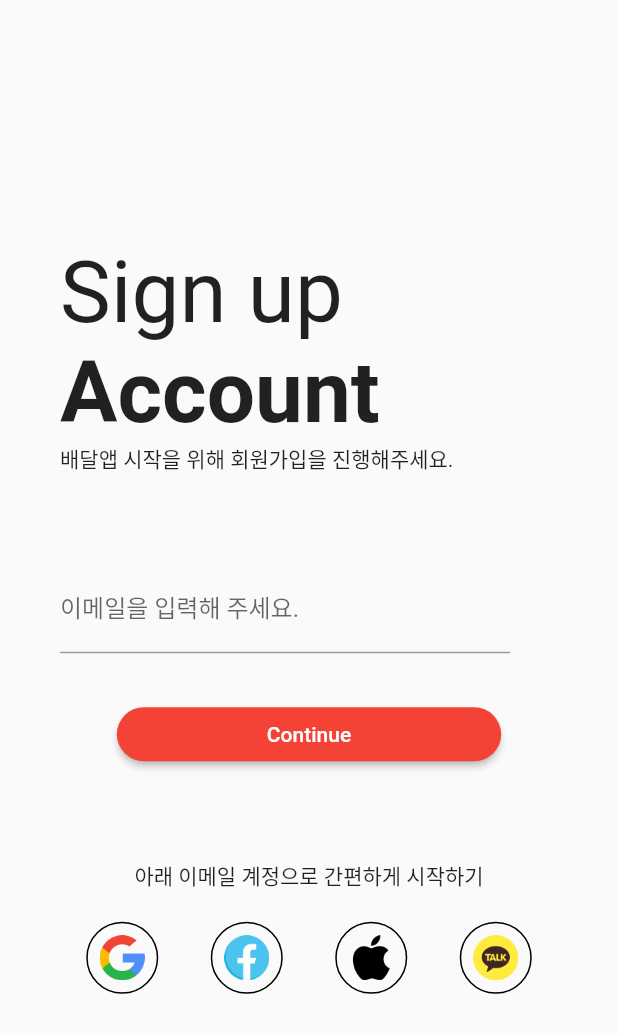
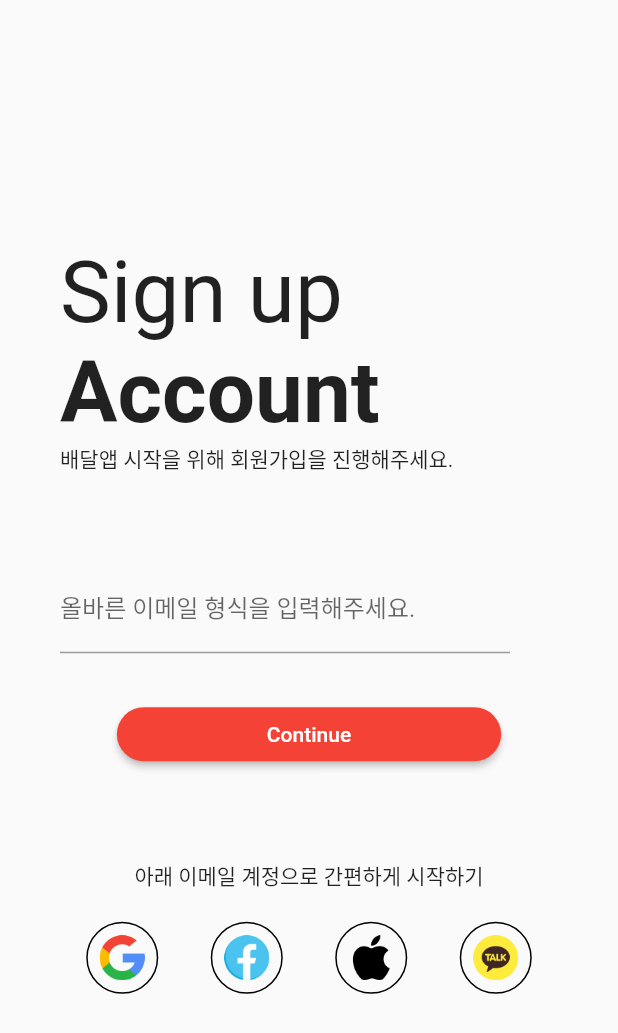
Before and after one commit to gihwan-dev/dnd_order_app-flutter-personal, a Flutter app: the screen it shows after launch, after a tap on "Continue", on a phone screen of 412 x 824 dp. Shown: the top 1033 px of the screen. Run offline on Flutter 3.47's test engine with Material 2 defaults, Android fonts, the phone set to English and light mode, and no system bars; our stand-ins replace dio, flutter_rating_bar, flutter_secure_storage, get, google_maps_flutter; missing offline and left inert: iamport_flutter, kakao_flutter_sdk, kpostal.

Commit message:
로그인 페이지 작업 완료, 점검해봐야함, 회원가입 구현하고 메인페이지에서 유저 인증하는 작업 진행해야함

```diff
--- a/lib/class/class.dart
+++ b/lib/class/class.dart
@@ -81,7 +81,6 @@
   var userDetailAddress = ''.obs;
   var userEmail = ''.obs;
   var userPostCode = ''.obs;
-  var userPassword = ''.obs;
   var token = ''.obs;
   final dio = Dio();
 
@@ -108,10 +107,6 @@
   void setUserPostCode(String enteredPostCode) {
     userPostCode.value = enteredPostCode;
   }
-
-  void setUserPassword(String enteredPassword) {
-    userPassword.value = enteredPassword;
-  }
 }
 
 class CreateUserController extends GetxController {
@@ -122,7 +117,6 @@
   var userEmail = ''.obs;
   var userPostCode = ''.obs;
   var userPassword = ''.obs;
-  var token = ''.obs;
   final dio = Dio();
 
   void setName(String enteredName) {
@@ -154,8 +148,8 @@
   }
 
   void createNewUser() async {
-    final response = await dio.put(
-      'http:localhost:8080/user',
+    final response = await dio.post(
+      'http://192.168.0.2:8000/user',
       data: {
         userName: userName.value,
         userEmail: userEmail.value,
--- a/lib/pages/login_page.dart
+++ b/lib/pages/login_page.dart
@@ -1,9 +1,13 @@
+import 'package:dio/dio.dart';
 import 'package:dnd_order_app/class/class.dart';
+import 'package:dnd_order_app/main.dart';
 import 'package:dnd_order_app/pages/signup_page.dart';
 import 'package:flutter/material.dart';
 import 'package:flutter/src/widgets/framework.dart';
 import 'package:flutter/src/widgets/placeholder.dart';
+import 'package:flutter_secure_storage/flutter_secure_storage.dart';
 import 'package:get/get.dart';
+import 'package:http/http.dart';
 
 class LoginPage extends StatefulWidget {
   const LoginPage({super.key});
@@ -27,6 +31,18 @@
       new TextEditingController();
 
   int level = 1;
+
+  bool isExistingEmail = false;
+
+  final dio = Dio(
+    BaseOptions(
+      baseUrl: "http://192.168.0.2:8000",
+      receiveTimeout: Duration(seconds: 20),
+      connectTimeout: Duration(seconds: 20),
+      sendTimeout: Duration(seconds: 20),
+    ),
+  );
+
   @override
   void initState() {
     // TODO: implement initState
@@ -46,28 +62,87 @@
       return value.length >= 7;
     }
 
-    void buttonTappedHandler() {
+    void buttonTappedHandler() async {
+      try {
+        if (level == 1 && isValidEmail(enteredEmail)) {
+          final response = await dio.post(
+            '/user/signup/email',
+            data: {
+              'userEmail': enteredEmail,
+            },
+          );
+
           setState(() {
-        if (level == 1) {
-          if (isValidEmail(enteredEmail)) {
+            if (response.data['isValid'] == true) {
               buttonColor = Colors.green;
-            this.label = "비밀번호를 입력해 주세요.";
+              label = "비밀번호를 입력해 주세요.";
               level++;
             } else {
+              buttonColor = Colors.yellow;
+              label = "이미 존재하는 이메일 입니다. 로그인을 위해 비밀번호를 입력해 주세요.";
+              level++;
+              isExistingEmail = true;
+            }
+          });
+        } else if (level == 1 && !isValidEmail(enteredEmail)) {
+          setState(
+            () {
               buttonColor = Colors.red;
+              label = "올바른 이메일 형식을 입력해주세요.";
+            },
+          );
         }
-        } else if (level == 2) {
-          if (isValidPassword(enteredPassword)) {
+
+        if (level == 2 && isValidPassword(enteredPassword)) {
+          if (isExistingEmail) {
+            // 비밀번호와 이메일을 전달해 로그인을 시도한다.
+            final response = await dio.post('/user/signin', data: {
+              "userEmail": enteredEmail,
+              "userPassword": enteredPassword,
+            });
+            // 비밀번호가 일치하는지 아닌지에 검사
+            if (response.data['isValid'] == true) {
+              // 비밀번호가 일치할경우
+              // 로컬 저장소에 키-발루 값을 할당하고
+              var storage = new FlutterSecureStorage();
+              setState(() {
+                label = "로그인 중입니다...";
+              });
+              await storage.write(key: 'DnD', value: enteredEmail);
+              // 메인화면으로 이동시킨다.
+              Get.to(() => MainApp());
+            } else {
+              // 그렇지 않을 경우
+              // 빨간색으로 표현해 일치하지 않음을 알린다.
+              setState(() {
+                buttonColor = Colors.red;
+                label = "비밀번호가 일치하지 않습니다. 다시 입력해주세요.";
+              });
+            }
+          } else {
+            // 비밀번호를 입력하고 회원가입 페이지로 넘어간다.
+            setState(() {
               buttonColor = Colors.green;
+            });
             createUserController.setUserPassword(enteredPassword);
             createUserController.setUserEmail(enteredEmail);
             Get.to(() => SignUpPage());
-            level++;
-          } else {
+          }
+        } else if (level == 2 && !isValidPassword(enteredPassword)) {
+          setState(() {
             buttonColor = Colors.red;
+            label = "올바른 패스워드를 입력해주세요.";
+          });
         }
+      } catch (error) {
+        showDialog(
+          context: context,
+          builder: (context) => const AlertDialog(
+            title: Text("에러가 발생했습니다."),
+            content: Text('다시시도해 주세요'),
+          ),
+        );
       }
-      });
     }
 
     void onChangeHandler(String value) {
@@ -76,19 +151,19 @@
           enteredEmail = value;
           if (isValidEmail(enteredEmail)) {
             buttonColor = Colors.blue;
-            label = "올바른 이메일이 입력되었습니다.";
+            label = "올바른 이메일 형식이 입력되었습니다.";
           } else {
             buttonColor = Colors.grey;
-            label = "올바른 이메일을 입력해주세요.";
+            label = "올바른 이메일 형식을 입력해주세요.";
           }
         } else {
           enteredPassword = value;
           if (isValidPassword(enteredPassword)) {
             buttonColor = Colors.blue;
-            label = "올바른 패스워드가 입력되었습니다.";
+            label = "올바른 패스워드 형식이 입력되었습니다.";
           } else {
             buttonColor = Colors.grey;
-            label = "올바른 패스워드를 입력해주세요.";
+            label = "패스워드는 7자리 이상이여야 합니다.";
           }
         }
       });
--- a/pubspec.yaml
+++ b/pubspec.yaml
@@ -23,6 +23,7 @@
   kakao_flutter_sdk: ^1.4.1 # 전체 추가
   dio: ^5.2.0+1
   kpostal: ^0.5.1
+  http: ^0.13.6
 
 dev_dependencies:
   flutter_test:
```
Also changed, not shown: lib/pages/signup_page.dart (+4 -6 lines), pubspec.lock, 2 other files. Lines whose indentation alone changed are shown as unchanged.
